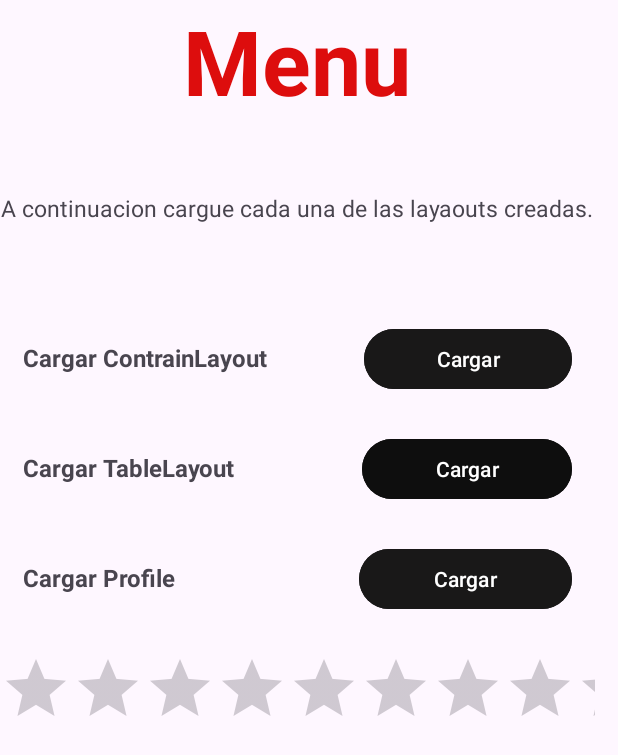
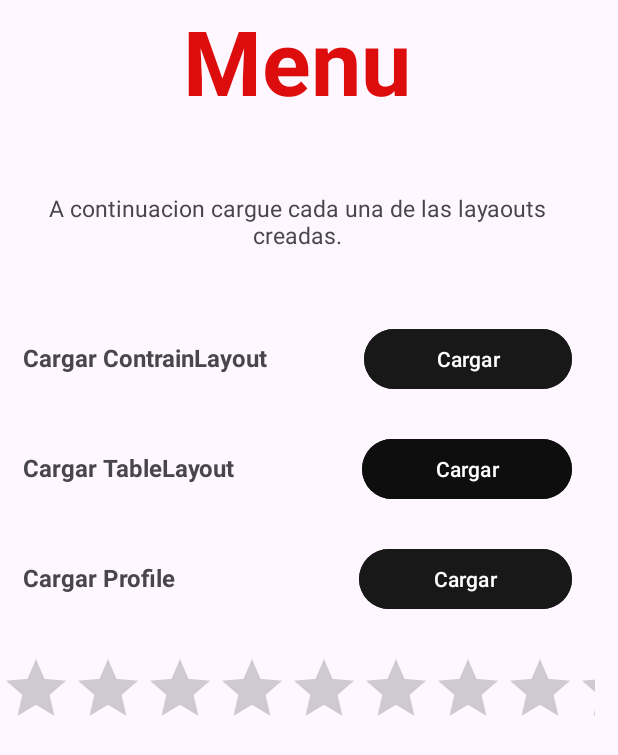
Before and after one commit to jgutierrez316/ExplorerLayouts, an Android app: the screen it shows after launch (MainActivity), on a phone screen of 412 x 824 dp. Shown: the top 755 px of the screen. Run offline under Robolectric (Android 15) with nearby library versions, the phone set to English and light mode, and no system bars.

Commit message:
sixth commit

```diff
--- a/app/src/main/res/layout/activity_main.xml
+++ b/app/src/main/res/layout/activity_main.xml
@@ -22,6 +22,8 @@
         android:id="@+id/textView2"
         android:layout_width="match_parent"
         android:layout_height="87dp"
+        android:paddingLeft="15dp"
+        android:paddingRight="15dp"
         android:text="A continuacion cargue cada una de las layaouts creadas."
         android:textAlignment="center"
         android:textSize="15sp" />
```
